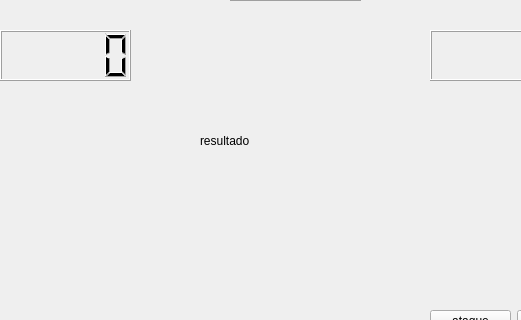
Qt form PrayToWin/mainwindow.ui (tomachiro/proyecto-tel102-Pray-to-Win) before a commit; both pictures show x 150 to 671 and y 90 to 410 of the 800 by 600 pixel window.
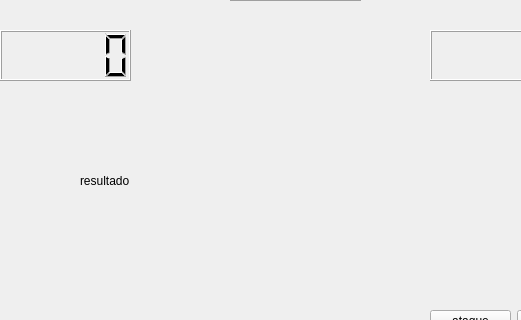
The same form after that commit. The open tabs and pages were chosen to show the change.

```diff
--- a/PrayToWin/mainwindow.ui
+++ b/PrayToWin/mainwindow.ui
@@ -142,9 +142,9 @@
      <widget class="QLabel" name="accion">
       <property name="geometry">
        <rect>
-        <x>350</x>
-        <y>190</y>
-        <width>141</width>
+        <x>230</x>
+        <y>230</y>
+        <width>361</width>
         <height>41</height>
        </rect>
       </property>
```
Left out of the diff: 56 changed lines with no effect on the pictures.
